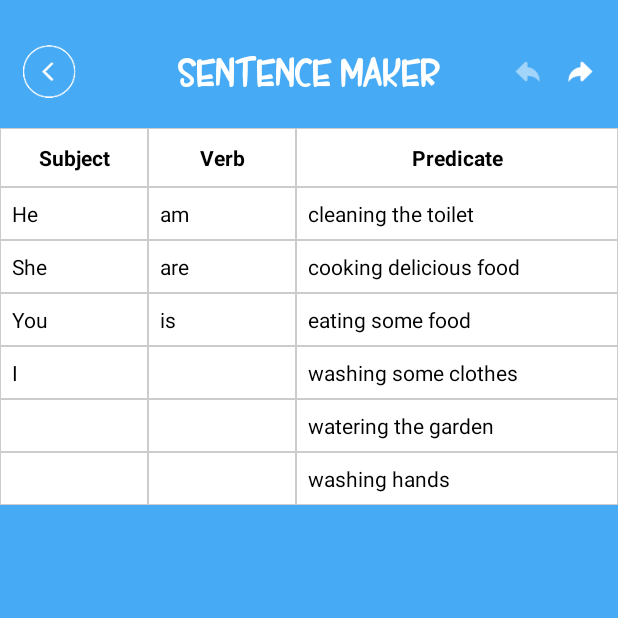
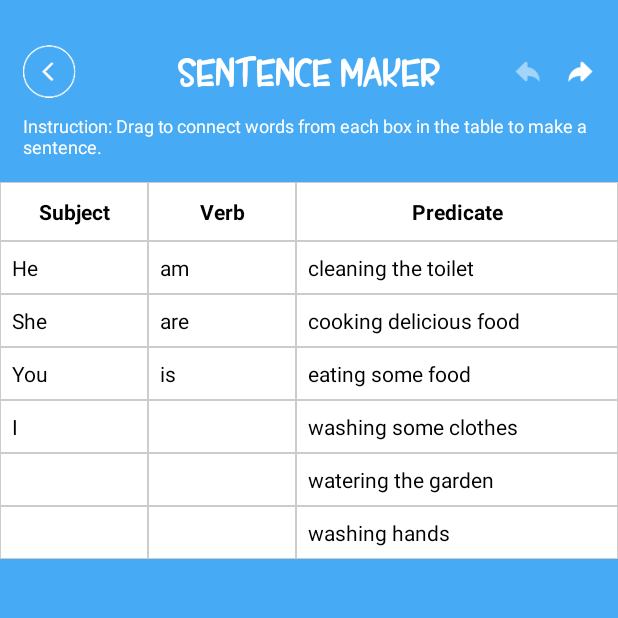
Before and after one commit to wayneqts/Mtotosmart-Android, an Android app: the SentenceMaker screen opened directly, with no data from a screen before it, on a phone screen of 412 x 824 dp, the top half of it. Run offline under Robolectric (Android 15) with nearby library versions, the phone set to English and light mode, and no system bars.

```diff
--- a/app/src/main/java/com/app/mtotosmart/activities/SentenceMaker.java
+++ b/app/src/main/java/com/app/mtotosmart/activities/SentenceMaker.java
@@ -26,8 +26,10 @@ import java.util.Arrays;
 public class SentenceMaker extends BaseActivity {
     ActivitySentenceMakerBinding binding;
     private TextView selectedSubject, selectedVerb;
-    private boolean isStepSubject = true, isStepVerb = false;
+    private boolean isStepSubject = true, isStepVerb = false, isContinue = false;
     MediaPlayer mp;
+    Handler handler;
+    Runnable runnable;
 
     private String[][] table1 = {
             {"He", "am", "cleaning the toilet"},
@@ -135,6 +137,12 @@ public class SentenceMaker extends BaseActivity {
         tool.disableBt(binding.btPre);
         addTableHeader();
         buildTable(table1);
+        handler = new Handler();
+        runnable = () -> {
+            if (!isContinue){
+                binding.btReset.performClick();
+            }
+        };
     }
 
     private void addTableHeader() {
@@ -208,10 +216,13 @@ public class SentenceMaker extends BaseActivity {
                     if (text.isEmpty()) return false;
 
                     if (column == 0 && isStepSubject) {
+                        isContinue = false;
                         selectedSubject = touchedView;
                         binding.connectionView.startLine(centerX, centerY);
+                        handler.postDelayed(runnable, 5000);
                         return true;
                     } else if (column == 1 && isStepVerb) {
+                        isContinue = true;
                         selectedVerb = touchedView;
                         binding.connectionView.startLine(centerX, centerY);
                         return true;
@@ -236,6 +247,7 @@ public class SentenceMaker extends BaseActivity {
                             binding.btReset.setVisibility(View.VISIBLE);
                             binding.connectionView.endLine(tx, ty, true);
                         } else if (column == 1 && isStepVerb) {
+                            handler.removeCallbacks(runnable);
                             isStepVerb = false;
                             binding.connectionView.endLine(tx, ty, true);
 
@@ -245,7 +257,6 @@ public class SentenceMaker extends BaseActivity {
                             if (exists) {
                                 mp = MediaPlayer.create(this, R.raw.success);
                                 binding.sentenceText.setText(sentence+" ✅");
-                                Log.e("TAG", "setTouchLogic: "+((TextView) target).getText().toString().replace(" ", "_") );
                                 if (selectedSubject.getText().toString().equals("He")){
                                     loadVd(getResources().getIdentifier(((TextView) target).getText().toString().replace(" ", "_")+"_b", "raw", getPackageName()));
                                 }else if (selectedSubject.getText().toString().equals("She")){
--- a/app/src/main/java/com/app/mtotosmart/helper/custom/ConnectionView.java
+++ b/app/src/main/java/com/app/mtotosmart/helper/custom/ConnectionView.java
@@ -30,8 +30,10 @@ public class ConnectionView extends View {
 
     private void init() {
         paint.setColor(Color.parseColor("#47AAF4"));
-        paint.setStrokeWidth(8);
+        paint.setStrokeWidth(4);
         paint.setAntiAlias(true);
+        paint.setStrokeCap(Paint.Cap.ROUND);
+        paint.setStrokeJoin(Paint.Join.ROUND);
     }
 
     public void startLine(float x, float y) {
--- a/app/src/main/res/layout/activity_sentence_maker.xml
+++ b/app/src/main/res/layout/activity_sentence_maker.xml
@@ -46,13 +46,23 @@
                 android:id="@+id/bt_next"/>
         </LinearLayout>
     </RelativeLayout>
+    <TextView
+        android:layout_width="wrap_content"
+        android:layout_height="wrap_content"
+        android:textColor="@color/white"
+        android:text="@string/sentence_des"
+        android:textSize="@dimen/sp_12"
+        android:layout_below="@id/rl_top"
+        android:paddingHorizontal="@dimen/dp_15"
+        android:layout_marginTop="@dimen/dp_10"
+        android:id="@+id/tv_des"/>
     <TableLayout
-        android:layout_below="@id/rl_top"
+        android:layout_below="@id/tv_des"
         android:id="@+id/tableLayout"
         android:layout_width="match_parent"
         android:layout_height="wrap_content"
         android:stretchColumns="0,1,2"
-        android:layout_marginTop="@dimen/dp_20" />
+        android:layout_marginTop="@dimen/dp_15" />
 
     <RelativeLayout
         android:id="@+id/rl_text"
@@ -84,6 +94,7 @@
             android:layout_height="match_parent"
             android:layout_below="@id/rl_text">
             <VideoView
+                android:layout_centerHorizontal="true"
                 android:id="@+id/video_view"
                 android:layout_width="match_parent"
                 android:layout_height="match_parent" />
--- a/app/src/main/res/values/strings.xml
+++ b/app/src/main/res/values/strings.xml
@@ -67,6 +67,7 @@
     <string name="back">Back</string>
     <string name="pls_click_back_again_to_exit">Please click back again to exit</string>
     <string name="sentence_maker">Sentence Maker</string>
+    <string name="sentence_des">Instruction: Drag to connect words from each box in the table to make a sentence.</string>
 
     <string-array name="verbs">
         <item>Bow</item>
```
Also changed, not shown: app/src/main/res/layout/activity_home.xml (+4 -4 lines), app/src/main/res/layout/activity_matching_detail.xml (+10 -10 lines).
